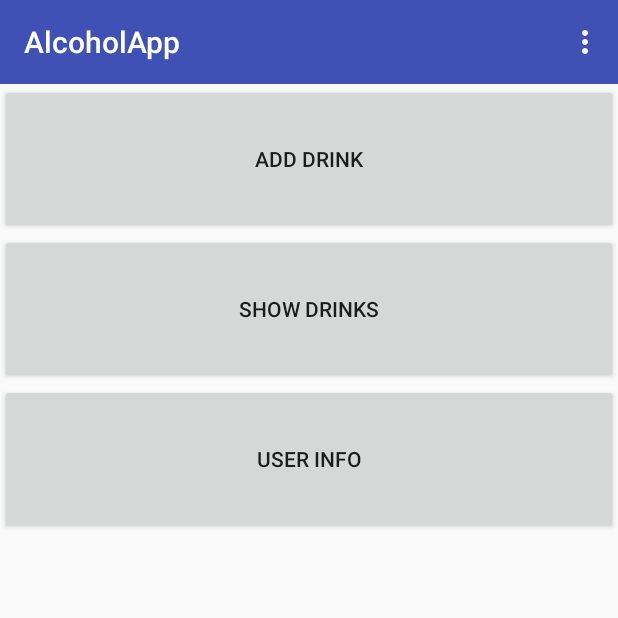
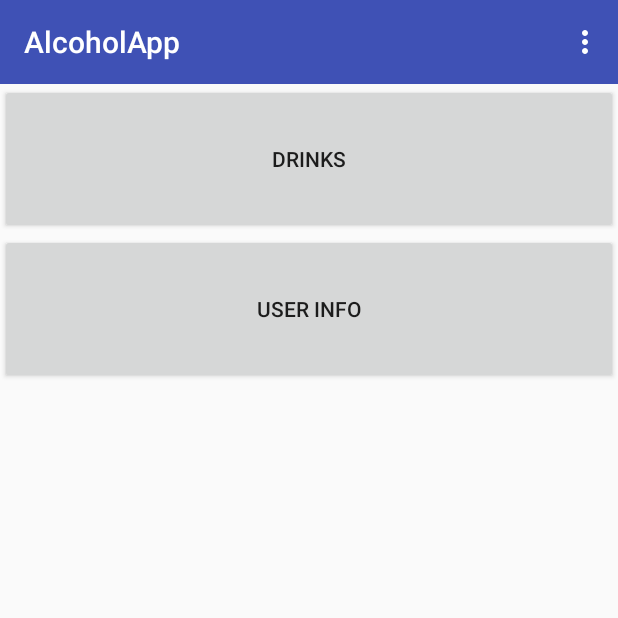
Before and after one commit to Aleksi123/ABVcalculator, an Android app: the screen it shows after launch (MainActivity), on a phone screen of 412 x 824 dp, the top half of it. Run offline under Robolectric (Android 15) with nearby library versions, the phone set to English and light mode, and no system bars.

Commit message:
Mainmenu has now 2 buttons, removed some code which is no longer needed from mainactivity and added some comments.

```diff
--- a/app/src/main/java/com/example/a/alcoholapp/Activity/MainActivity.java
+++ b/app/src/main/java/com/example/a/alcoholapp/Activity/MainActivity.java
@@ -1,7 +1,5 @@
 package com.example.a.alcoholapp.Activity;
 
-import android.arch.lifecycle.ViewModelProviders;
-import android.content.Context;
 import android.content.Intent;
 import android.support.v7.app.AppCompatActivity;
 import android.os.Bundle;
@@ -10,17 +8,11 @@ import android.view.Menu;
 import android.view.MenuItem;
 import android.view.View;
 import android.widget.Button;
-import android.widget.Toast;
-import com.example.a.alcoholapp.Database.Entity.Drink;
 import com.example.a.alcoholapp.R;
-import com.example.a.alcoholapp.ViewModel.DrinkViewModel;
 
 public class MainActivity extends AppCompatActivity {
 
-    Button addDrink, showDrinks, userInfo;
-    public static final int NEW_DRINK_ACTIVITY_REQUEST_CODE = 1;
-    public static final int MODIFY_DRINK_ACTIVITY_REQUEST_CODE = 2;
-    private DrinkViewModel mDrinkViewModel;
+    Button showDrinks, userInfo;
 
     @Override
     protected void onCreate(Bundle savedInstanceState) {
@@ -28,16 +20,8 @@ public class MainActivity extends AppCompatActivity {
         setContentView(R.layout.activity_main);
         Toolbar toolbar = findViewById(R.id.toolbar2);
         setSupportActionBar(toolbar);
-        addDrink = findViewById(R.id.buttonAddDrink);
         showDrinks = findViewById(R.id.buttonShowDrinks);
         userInfo = findViewById(R.id.buttonUserInfo);
-        addDrink.setOnClickListener(new View.OnClickListener() {
-            @Override
-            public void onClick(View v) {
-                Intent intent = new Intent(MainActivity.this,NewDrinkActivity.class);
-                startActivityForResult(intent, NEW_DRINK_ACTIVITY_REQUEST_CODE);
-            }
-        });
         showDrinks.setOnClickListener(new View.OnClickListener() {
             @Override
             public void onClick(View v) {
@@ -52,8 +36,6 @@ public class MainActivity extends AppCompatActivity {
                 startActivity(intent);
             }
         });
-        mDrinkViewModel = ViewModelProviders.of(this).get(DrinkViewModel.class);
-
     }
     @Override
     public boolean onCreateOptionsMenu(Menu menu) {
@@ -69,32 +51,4 @@ public class MainActivity extends AppCompatActivity {
         }
         return super.onOptionsItemSelected(item);
     }
-    public void onActivityResult(int requestCode, int resultCode, Intent data) {
-        super.onActivityResult(requestCode, resultCode, data);
-
-        if (requestCode == NEW_DRINK_ACTIVITY_REQUEST_CODE && resultCode == RESULT_OK) {
-            Drink drink = new Drink(data.getStringExtra(NewDrinkActivity.EXTRA_DRINK_NAME),data.getStringExtra(NewDrinkActivity.EXTRA_DRINK_CL),
-                    data.getStringExtra(NewDrinkActivity.EXTRA_DRINK_CALORIES));
-            mDrinkViewModel.insert(drink);
-            Context context = getApplicationContext();
-            CharSequence text = "Drink saved";
-            int duration = Toast.LENGTH_SHORT;
-            Toast toast = Toast.makeText(context, text, duration);
-            toast.show();
-        } else if(requestCode == MODIFY_DRINK_ACTIVITY_REQUEST_CODE && resultCode == RESULT_OK){
-            //Check for DELETE flag
-            if(data.getBooleanExtra("DELETE", false)){
-                mDrinkViewModel.delete(data.getLongExtra(NewDrinkActivity.EXTRA_DRINKID, 0));
-                Toast.makeText(getApplicationContext(), "DRINK DELETED", Toast.LENGTH_SHORT).show();
-            }else{
-                //User modified the drink. Simply insert it to database.
-                //The new drink will be replaced by the old one in the database.
-                Drink drink = new Drink(data.getStringExtra(NewDrinkActivity.EXTRA_DRINK_NAME),data.getStringExtra(NewDrinkActivity.EXTRA_DRINK_CL),
-                        data.getStringExtra(NewDrinkActivity.EXTRA_DRINK_CALORIES));
-                drink.setId(data.getLongExtra(NewDrinkActivity.EXTRA_DRINKID, 0));
-                mDrinkViewModel.insert(drink);
-                Toast.makeText(getApplicationContext(), "DRINK UPDATED", Toast.LENGTH_SHORT).show();
-            }
-        }
-    }
 }
--- a/app/src/main/java/com/example/a/alcoholapp/Activity/UserInfoActivity.java
+++ b/app/src/main/java/com/example/a/alcoholapp/Activity/UserInfoActivity.java
@@ -35,6 +35,9 @@ public class UserInfoActivity extends AppCompatActivity {
             public void onClick(View view) {
                     String weight = mEditWeightView.getText().toString();
                     String gender = mEditGenderView.getText().toString();
+                    // UserID is always 1, because there can only be one user at
+                    // the same time. Also when user inserts user info again it gets updated,
+                    // because UserInfoDao insert-method has OnConflictStrategy.REPLACE.
                     String userId = "1";
                     UserInfo userInfo = new UserInfo(userId, weight, gender);
                     mUserInfoViewModel.insert(userInfo);
--- a/app/src/main/res/layout/activity_main.xml
+++ b/app/src/main/res/layout/activity_main.xml
@@ -20,16 +20,10 @@
             android:theme="?attr/actionBarTheme" />
 
         <Button
-            android:id="@+id/buttonAddDrink"
-            android:layout_width="match_parent"
-            android:layout_height="100dp"
-            android:text="@string/addDrink" />
-
-        <Button
             android:id="@+id/buttonShowDrinks"
             android:layout_width="match_parent"
             android:layout_height="100dp"
-            android:text="@string/showDrinks" />
+            android:text="@string/drinks" />
 
         <Button
             android:id="@+id/buttonUserInfo"
--- a/app/src/main/res/values/strings.xml
+++ b/app/src/main/res/values/strings.xml
@@ -13,4 +13,5 @@
     <string name="showDrinks">Show Drinks</string>
     <string name="addDrink">Add Drink</string>
     <string name="userInfo">User Info</string>
+    <string name="drinks">Drinks</string>
 </resources>
```
